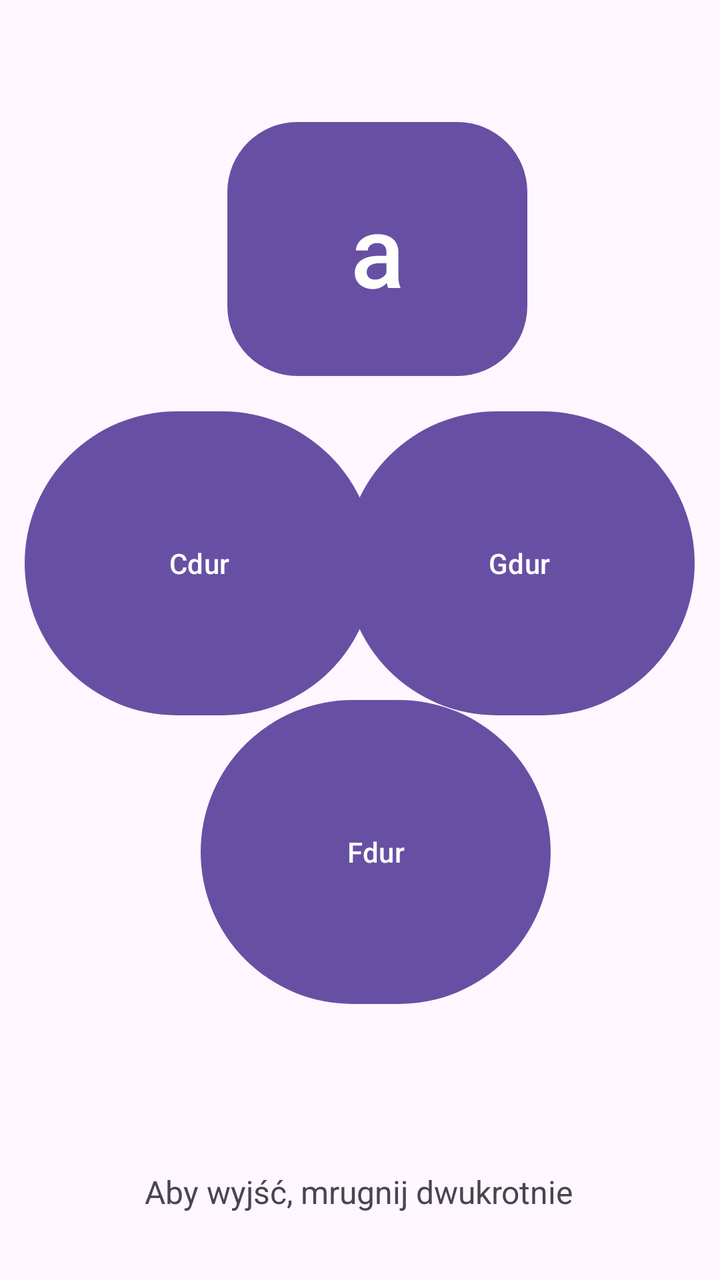
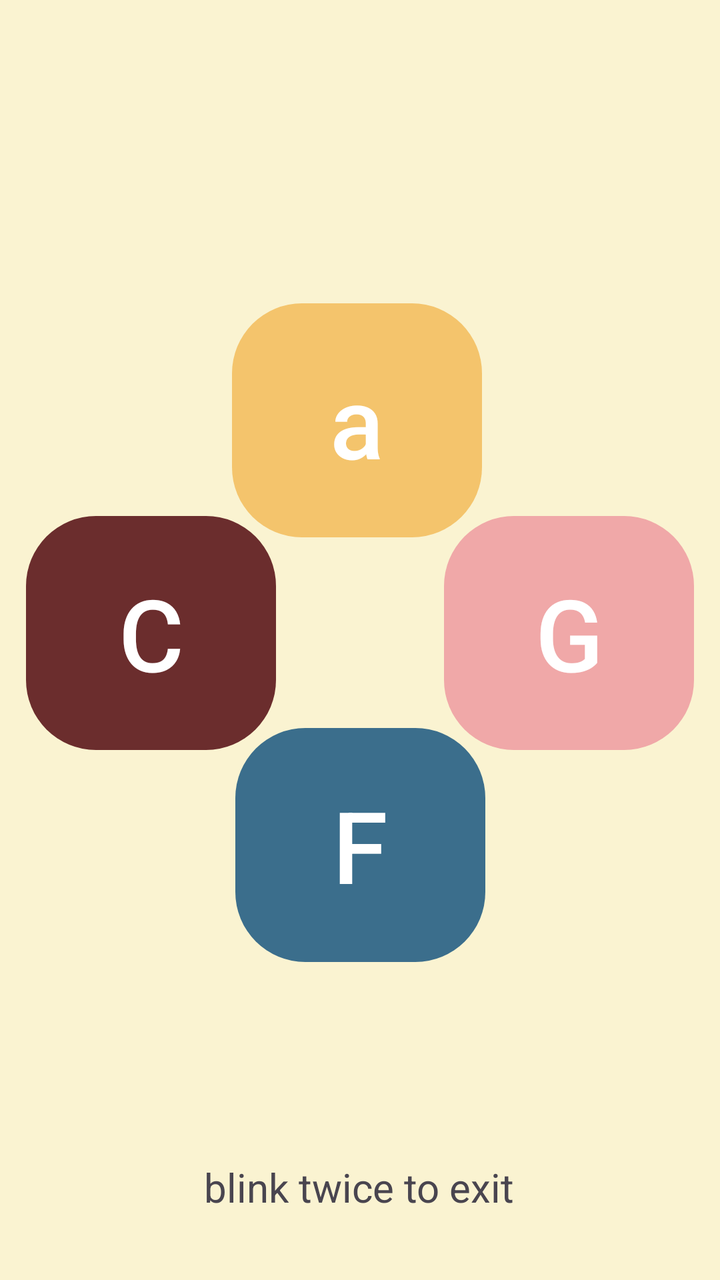

Compare the two renders of this Android layout. The source of the first and the diff that turns it into the second are given below.
<!-- AndroidManifest.xml: application theme Theme.MyApplication -->
<!-- res/layout/activity_play.xml -->
<?xml version="1.0" encoding="utf-8"?>
<androidx.constraintlayout.widget.ConstraintLayout xmlns:android="http://schemas.android.com/apk/res/android"
    xmlns:app="http://schemas.android.com/apk/res-auto"
    xmlns:tools="http://schemas.android.com/tools"
    android:layout_width="match_parent"
    android:layout_height="match_parent">

    <Button
        android:id="@+id/AmolBtn"
        android:layout_width="150dp"
        android:layout_height="135dp"
        android:text="a"
        android:textSize="50sp"
        app:cornerRadius="35dp"
        app:layout_constraintBottom_toBottomOf="parent"
        app:layout_constraintEnd_toEndOf="parent"
        app:layout_constraintHorizontal_bias="0.542"
        app:layout_constraintStart_toStartOf="parent"
        app:layout_constraintTop_toTopOf="parent"
        app:layout_constraintVertical_bias="0.113" />

    <Button
        android:id="@+id/CdurBtn"
        android:layout_width="175dp"
        android:layout_height="160dp"
        android:text="Cdur"
        app:layout_constraintBottom_toBottomOf="parent"
        app:layout_constraintEnd_toEndOf="parent"
        app:layout_constraintHorizontal_bias="0.067"
        app:layout_constraintStart_toStartOf="parent"
        app:layout_constraintTop_toTopOf="parent"
        app:layout_constraintVertical_bias="0.42" />

    <Button
        android:id="@+id/GdurBtn"
        android:layout_width="175dp"
        android:layout_height="160dp"
        android:text="Gdur"
        app:layout_constraintBottom_toBottomOf="parent"
        app:layout_constraintEnd_toEndOf="parent"
        app:layout_constraintHorizontal_bias="0.932"
        app:layout_constraintStart_toStartOf="parent"
        app:layout_constraintTop_toTopOf="parent"
        app:layout_constraintVertical_bias="0.42" />

    <Button
        android:id="@+id/FdurBtn"
        android:layout_width="175dp"
        android:layout_height="160dp"
        android:text="Fdur"
        app:layout_constraintBottom_toBottomOf="parent"
        app:layout_constraintEnd_toEndOf="parent"
        app:layout_constraintHorizontal_bias="0.542"
        app:layout_constraintStart_toStartOf="parent"
        app:layout_constraintTop_toTopOf="parent"
        app:layout_constraintVertical_bias="0.721" />

    <TextView
        android:id="@+id/exitHintText"
        android:layout_width="wrap_content"
        android:layout_height="wrap_content"
        android:gravity="center"
        android:text="Aby wyjść, mrugnij dwukrotnie"
        android:textSize="16sp"
        app:layout_constraintBottom_toBottomOf="parent"
        app:layout_constraintEnd_toEndOf="parent"
        app:layout_constraintHorizontal_bias="0.497"
        app:layout_constraintStart_toStartOf="parent"
        app:layout_constraintTop_toTopOf="parent"
        app:layout_constraintVertical_bias="0.946" />


</androidx.constraintlayout.widget.ConstraintLayout>
<!-- resources referenced by this layout -->
<resources>
  <style name="Theme.MyApplication" parent="Base.Theme.MyApplication" />
  <style name="Base.Theme.MyApplication" parent="Theme.Material3.DayNight.NoActionBar">
          
          
      </style>
</resources>

<!-- the commit's change to res/layout/activity_play.xml (unified diff, before → after) -->
@@ -3,65 +3,80 @@
     xmlns:app="http://schemas.android.com/apk/res-auto"
     xmlns:tools="http://schemas.android.com/tools"
     android:layout_width="match_parent"
-    android:layout_height="match_parent">
+    android:layout_height="match_parent"
+    android:background="#FAF3D1">
+
+
+    <Button
+        android:id="@+id/GdurBtn"
+        android:layout_width="125dp"
+        android:layout_height="125dp"
+        android:gravity="center"
+        android:text="G"
+        android:textSize="50sp"
+        app:backgroundTint="#F0A8A8"
+        app:cornerRadius="35dp"
+        app:layout_constraintBottom_toBottomOf="parent"
+        app:layout_constraintEnd_toEndOf="parent"
+        app:layout_constraintHorizontal_bias="0.944"
+        app:layout_constraintStart_toStartOf="parent"
+        app:layout_constraintTop_toTopOf="parent"
+        app:layout_constraintVertical_bias="0.493" />
 
     <Button
         android:id="@+id/AmolBtn"
-        android:layout_width="150dp"
-        android:layout_height="135dp"
+        android:layout_width="125dp"
+        android:layout_height="125dp"
+        android:gravity="center"
         android:text="a"
         android:textSize="50sp"
+        app:backgroundTint="#F4C46C"
         app:cornerRadius="35dp"
         app:layout_constraintBottom_toBottomOf="parent"
         app:layout_constraintEnd_toEndOf="parent"
-        app:layout_constraintHorizontal_bias="0.542"
+        app:layout_constraintHorizontal_bias="0.493"
         app:layout_constraintStart_toStartOf="parent"
         app:layout_constraintTop_toTopOf="parent"
-        app:layout_constraintVertical_bias="0.113" />
+        app:layout_constraintVertical_bias="0.287" />
+
+    <Button
+        android:id="@+id/FdurBtn"
+        android:layout_width="125dp"
+        android:layout_height="125dp"
+        android:gravity="center"
+        android:text="F"
+        android:textSize="50sp"
+        app:backgroundTint="#3B6E8C"
+        app:cornerRadius="35dp"
+        app:layout_constraintBottom_toBottomOf="parent"
+        app:layout_constraintEnd_toEndOf="parent"
+        app:layout_constraintStart_toStartOf="parent"
+        app:layout_constraintTop_toTopOf="parent"
+        app:layout_constraintVertical_bias="0.699" />
 
     <Button
         android:id="@+id/CdurBtn"
-        android:layout_width="175dp"
-        android:layout_height="160dp"
-        android:text="Cdur"
+        android:layout_width="125dp"
+        android:layout_height="125dp"
+        android:gravity="center"
+        android:text="C"
+        android:textSize="50sp"
+        app:backgroundTint="#6B2D2D"
+        app:cornerRadius="35dp"
         app:layout_constraintBottom_toBottomOf="parent"
         app:layout_constraintEnd_toEndOf="parent"
-        app:layout_constraintHorizontal_bias="0.067"
+        app:layout_constraintHorizontal_bias="0.055"
         app:layout_constraintStart_toStartOf="parent"
         app:layout_constraintTop_toTopOf="parent"
-        app:layout_constraintVertical_bias="0.42" />
-
-    <Button
-        android:id="@+id/GdurBtn"
-        android:layout_width="175dp"
-        android:layout_height="160dp"
-        android:text="Gdur"
-        app:layout_constraintBottom_toBottomOf="parent"
-        app:layout_constraintEnd_toEndOf="parent"
-        app:layout_constraintHorizontal_bias="0.932"
-        app:layout_constraintStart_toStartOf="parent"
-        app:layout_constraintTop_toTopOf="parent"
-        app:layout_constraintVertical_bias="0.42" />
-
-    <Button
-        android:id="@+id/FdurBtn"
-        android:layout_width="175dp"
-        android:layout_height="160dp"
-        android:text="Fdur"
-        app:layout_constraintBottom_toBottomOf="parent"
-        app:layout_constraintEnd_toEndOf="parent"
-        app:layout_constraintHorizontal_bias="0.542"
-        app:layout_constraintStart_toStartOf="parent"
-        app:layout_constraintTop_toTopOf="parent"
-        app:layout_constraintVertical_bias="0.721" />
+        app:layout_constraintVertical_bias="0.493" />
 
     <TextView
         android:id="@+id/exitHintText"
         android:layout_width="wrap_content"
         android:layout_height="wrap_content"
         android:gravity="center"
-        android:text="Aby wyjść, mrugnij dwukrotnie"
-        android:textSize="16sp"
+        android:text="blink twice to exit"
+        android:textSize="20sp"
         app:layout_constraintBottom_toBottomOf="parent"
         app:layout_constraintEnd_toEndOf="parent"
         app:layout_constraintHorizontal_bias="0.497"
